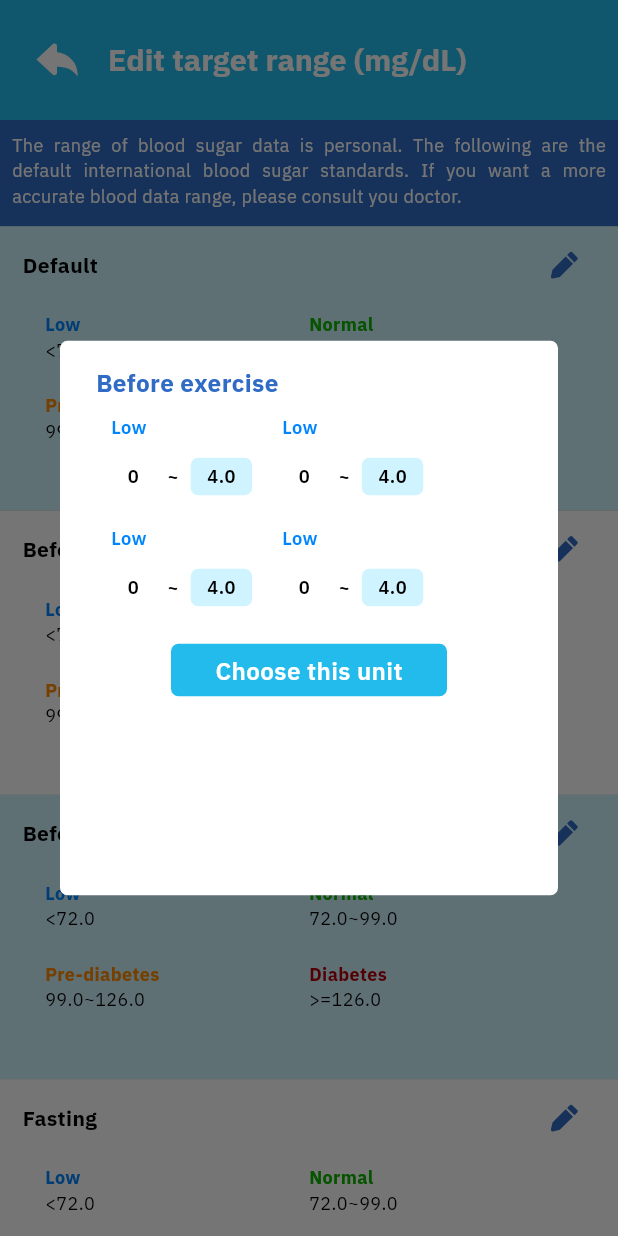
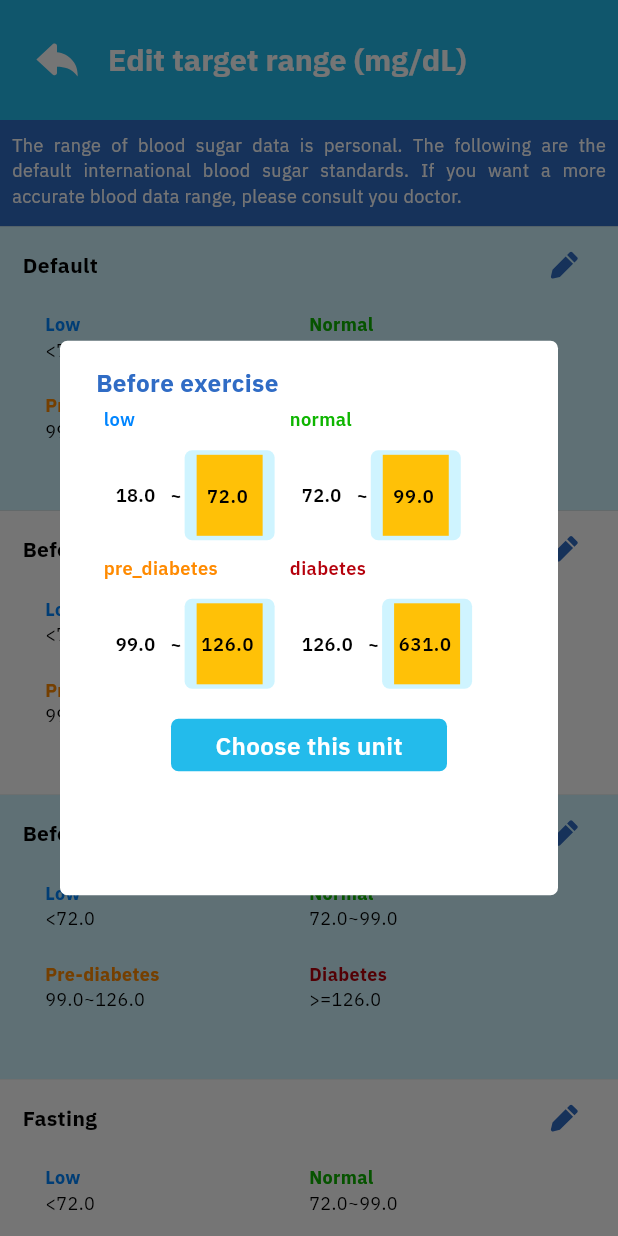
Before and after one commit to Intes-It-Mobile/blood-tracking-app, a Flutter app: the EditRangeScreens screen opened by its route, after a tap on an icon or button, on a phone screen of 412 x 824 dp. Run offline on Flutter 3.47's test engine with Material 2 defaults, Android fonts, the phone set to English and light mode, and no system bars; our stand-ins replace dropdown_button2, fl_chart, flutter_html, flutter_local_notifications, flutter_mobx, flutter_svg and 11 more; missing offline and left inert: android_alarm_manager_plus, excel, flutter_cupertino_datetime_picker, flutter_fgbg, flutter_share; accounts and stored records are empty; generated files the repository leaves out were written again.

Commit message:
edit range

```diff
--- a/alarm/lib/service/notification.dart
+++ b/alarm/lib/service/notification.dart
@@ -1,5 +1,4 @@
 import 'package:alarm/alarm.dart';
-import 'package:android_alarm_manager_plus/android_alarm_manager_plus.dart';
 import 'package:flutter/foundation.dart';
 import 'package:flutter_local_notifications/flutter_local_notifications.dart';
 import 'package:timezone/data/latest_all.dart' as tz;
--- /dev/null
+++ b/lib/views/edit_range/edit_range_dialog.dart
@@ -0,0 +1,116 @@
+import 'package:flutter/cupertino.dart';
+import 'package:flutter/material.dart';
+import 'package:provider/provider.dart';
+
+import '../../constants/app_theme.dart';
+import '../../constants/colors.dart';
+import '../../controllers/stores/sugar_info_store.dart';
+import '../../models/sugar_info/sugar_info.dart';
+import '../../utils/locale/appLocalizations.dart';
+import 'edit_range_item.dart';
+
+class ChangeTargetDialog extends StatefulWidget {
+  int? conditionId;
+  ChangeTargetDialog({super.key, required this.conditionId});
+
+  @override
+  State<ChangeTargetDialog> createState() => _ChangeTargetDialogState();
+}
+
+class _ChangeTargetDialogState extends State<ChangeTargetDialog> {
+  SugarInfoStore? sugarInfoStore;
+  List<SugarAmount> tempCondition = [];
+  @override
+  void didChangeDependencies() {
+    sugarInfoStore = Provider.of<SugarInfoStore>(context, listen: true);
+    sugarInfoStore!.getTempCondition(widget.conditionId!);
+    super.didChangeDependencies();
+  }
+
+  @override
+  Widget build(BuildContext context) {
+    tempCondition = sugarInfoStore!.tempConditionDisplay;
+
+    return AlertDialog(
+      shape: const RoundedRectangleBorder(
+          borderRadius: BorderRadius.all(Radius.circular(5.0))),
+      backgroundColor: Colors.white,
+      surfaceTintColor: Colors.white,
+      content: StatefulBuilder(builder: (context, setModalState) {
+        return Container(
+          height: MediaQuery.of(context).size.height * 0.4,
+          width: 500,
+          child: SingleChildScrollView(
+            child: Column(
+              mainAxisAlignment: MainAxisAlignment.start,
+              crossAxisAlignment: CrossAxisAlignment.start,
+              children: [
+                Text(
+                  "Before exercise",
+                  style: AppTheme.Headline16Text.copyWith(
+                      color: AppColors.AppColor4),
+                ),
+                Wrap(
+                    crossAxisAlignment: WrapCrossAlignment.start,
+                    children: sugarInfoStore!.listRootConditions!.isNotEmpty
+                        ? [
+                            EditRangeItem(
+                                id: tempCondition[0].id,
+                                maxValue: tempCondition[0].maxValue,
+                                status: tempCondition[0].status,
+                                minValue: tempCondition[0].minValue),
+                            EditRangeItem(
+                                id: tempCondition[1].id,
+                                maxValue: tempCondition[1].maxValue,
+                                status: tempCondition[1].status,
+                                minValue: tempCondition[0].maxValue),
+                            EditRangeItem(
+                                id: tempCondition[2].id,
+                                maxValue: tempCondition[2].maxValue,
+                                status: tempCondition[2].status,
+                                minValue: tempCondition[1].maxValue),
+                            EditRangeItem(
+                              id: tempCondition[3].id,
+                              maxValue: tempCondition[3].maxValue,
+                              status: tempCondition[3].status,
+                              minValue: tempCondition[2].maxValue,
+                            ),
+                          ]
+                        : [Container()]),
+                const SizedBox(
+                  height: 15,
+                ),
+                Container(
+                  height: 35,
+                  margin: const EdgeInsets.only(left: 50, right: 50),
+                  decoration: BoxDecoration(
+                    borderRadius: BorderRadius.circular(5),
+                    color: AppColors.AppColor2,
+                  ),
+                  child: Center(
+                    child: Text(
+                      '${AppLocalizations.of(context)!.getTranslate('choose_this_unit')}',
+                      style: AppTheme.TextIntroline16Text,
+                    ),
+                  ),
+                )
+              ],
+            ),
+          ),
+        );
+      }),
+    );
+  }
+
+  List<Widget> builsListItem() {
+    return sugarInfoStore!.tempConditionDisplay.map((e) {
+      return EditRangeItem(
+        id: e.id,
+        maxValue: e.maxValue,
+        minValue: e.minValue,
+        // conditionName: ,
+        status: e.status,
+      );
+    }).toList();
+  }
+}
--- /dev/null
+++ b/lib/views/edit_range/edit_range_item.dart
@@ -0,0 +1,138 @@
+import 'package:flutter/cupertino.dart';
+import 'package:flutter/material.dart';
+import 'package:provider/provider.dart';
+
+import '../../constants/app_theme.dart';
+import '../../constants/colors.dart';
+import '../../controllers/stores/sugar_info_store.dart';
+import '../../models/sugar_info/sugar_info.dart';
+
+class EditRangeItem extends StatefulWidget {
+  String? conditionName;
+  int? id;
+  String? status;
+  double? minValue, maxValue;
+  EditRangeItem(
+      {super.key,
+      this.id,
+      this.conditionName,
+      this.maxValue,
+      this.minValue,
+      this.status});
+
+  @override
+  State<EditRangeItem> createState() => _EditRangeItemState();
+}
+
+class _EditRangeItemState extends State<EditRangeItem> {
+  SugarInfoStore? sugarInfoStore;
+  TextEditingController maxValueController = TextEditingController();
+
+  @override
+  void initState() {
+    maxValueController.text = "${widget.maxValue}";
+    super.initState();
+  }
+
+  @override
+  void didChangeDependencies() {
+    sugarInfoStore = Provider.of<SugarInfoStore>(context, listen: true);
+
+    super.didChangeDependencies();
+  }
+
+  Color? SttTextColor(String? value) {
+    switch (value) {
+      case 'normal':
+        return AppColors.NormalStt;
+      case 'diabetes':
+        return AppColors.DiabetesStt;
+      case 'pre_diabetes':
+        return AppColors.PreDiaStt;
+      case 'low':
+        return AppColors.LowStt;
+      default:
+        return AppColors.LowStt;
+    }
+  }
+
+  setMaxValue(String value) {
+    double doubleValue = double.parse(value);
+    sugarInfoStore!.tempConditionDisplay
+        .where((e) => e.id == widget.id)
+        .first
+        .maxValue = doubleValue;
+
+  }
+
+  @override
+  Widget build(BuildContext context) {
+    return Container(
+      padding: EdgeInsets.all(5),
+      child: Column(
+          mainAxisAlignment: MainAxisAlignment.start,
+          crossAxisAlignment: CrossAxisAlignment.start,
+          children: [
+            Text(
+              "${widget.status}",
+              style: AppTheme.appBodyTextStyle
+                  .copyWith(color: SttTextColor(widget.status)),
+            ),
+            SizedBox(
+              height: 12,
+            ),
+            Row(
+              mainAxisSize: MainAxisSize.min,
+              children: [
+                Container(
+                  padding: EdgeInsets.symmetric(horizontal: 8, vertical: 3),
+                  decoration: BoxDecoration(
+                      color: Colors.white,
+                      borderRadius: BorderRadius.all(Radius.circular(5))),
+                  child: Text("${widget.minValue}",
+                      style: AppTheme.appBodyTextStyle
+                          .copyWith(color: Colors.black)),
+                ),
+                Container(
+                  margin: EdgeInsets.symmetric(horizontal: 2),
+                  child: Text("~",
+                      style: AppTheme.appBodyTextStyle
+                          .copyWith(color: Colors.black)),
+                ),
+                Container(
+                    width: 60,
+                    height: 60,
+                    padding: EdgeInsets.symmetric(horizontal: 8, vertical: 3),
+                    decoration: BoxDecoration(
+                        color: AppColors.AppColor3,
+                        borderRadius: BorderRadius.all(Radius.circular(5))),
+                    child: Container(
+                      color: Colors.amber,
+                      child: Center(
+                        child: TextField(
+                          controller: maxValueController,
+                          textAlign: TextAlign.center,
+                          // onChanged: setMaxValue(maxValueController.text),
+                          onSubmitted: setMaxValue(maxValueController.text),
+                          decoration: InputDecoration(
+                              contentPadding: EdgeInsets.symmetric(vertical: 1),
+                              border: InputBorder.none,
+                              hintText: "${widget.maxValue}",
+                              hintStyle: AppTheme.appBodyTextStyle
+                                  .copyWith(color: Colors.black)),
+                          style: AppTheme.appBodyTextStyle
+                              .copyWith(color: Colors.black),
+                        ),
+                      ),
+                    )
+
+                    // Text("${widget.maxValue}",
+                    //     style: AppTheme.appBodyTextStyle
+                    //         .copyWith(color: Colors.black)),
+                    ),
+              ],
+            )
+          ]),
+    );
+  }
+}
--- a/lib/views/edit_range/edit_range_screens.dart
+++ b/lib/views/edit_range/edit_range_screens.dart
@@ -14,6 +14,8 @@ import '../../models/sugar_info/sugar_info.dart';
 import '../../utils/locale/appLocalizations.dart';
 import 'package:flutter/services.dart' as rootBundle;
 
+import 'edit_range_dialog.dart';
+
 class EditRangeScreens extends StatefulWidget {
   const EditRangeScreens({Key? key}) : super(key: key);
 
@@ -28,6 +30,7 @@ class _EditRangeScreensState extends State<EditRangeScreens> {
   @override
   void didChangeDependencies() {
     sugarInfoStore = Provider.of<SugarInfoStore>(context, listen: true);
+
     listRootConditions = sugarInfoStore!.listRootConditions;
     // TODO: implement didChangeDependencies
     super.didChangeDependencies();
@@ -329,148 +332,3 @@ class _EditRangeScreensState extends State<EditRangeScreens> {
     );
   }
 }
-
-class ChangeTargetDialog extends StatefulWidget {
-  int? conditionId;
-  ChangeTargetDialog({super.key, required this.conditionId});
-
-  @override
-  State<ChangeTargetDialog> createState() => _ChangeTargetDialogState();
-}
-
-class _ChangeTargetDialogState extends State<ChangeTargetDialog> {
-  SugarInfoStore? sugarInfoStore;
-
-  @override
-  void didChangeDependencies() {
-    sugarInfoStore = Provider.of<SugarInfoStore>(context, listen: true);
-    super.didChangeDependencies();
-  }
-
-  @override
-  Widget build(BuildContext context) {
-    return AlertDialog(
-      shape: const RoundedRectangleBorder(
-          borderRadius: BorderRadius.all(Radius.circular(5.0))),
-      backgroundColor: Colors.white,
-      surfaceTintColor: Colors.white,
-      content: StatefulBuilder(builder: (context, setModalState) {
-        return Container(
-          height: MediaQuery.of(context).size.height * 0.4,
-          width: 400,
-          child: SingleChildScrollView(
-            child: Column(
-              mainAxisAlignment: MainAxisAlignment.start,
-              crossAxisAlignment: CrossAxisAlignment.start,
-              children: [
-                Text(
-                  "Before exercise",
-                  style: AppTheme.Headline16Text.copyWith(
-                      color: AppColors.AppColor4),
-                ),
-                Wrap(children: [
-                  EditRangeItem(),
-                  EditRangeItem(),
-                  EditRangeItem(),
-                  EditRangeItem(),
-                ]),
-                const SizedBox(
-                  height: 15,
-                ),
-                Container(
-                  height: 35,
-                  margin: const EdgeInsets.only(left: 50, right: 50),
-                  decoration: BoxDecoration(
-                    borderRadius: BorderRadius.circular(5),
-                    color: AppColors.AppColor2,
-                  ),
-                  child: Center(
-                    child: Text(
-                      '${AppLocalizations.of(context)!.getTranslate('choose_this_unit')}',
-                      style: AppTheme.TextIntroline16Text,
-                    ),
-                  ),
-                )
-              ],
-            ),
-          ),
-        );
-      }),
-    );
-  }
-
-  List<Widget> builsListItem() {
-    return sugarInfoStore!.listRootConditions!
-        .where((e) => e.id == widget.conditionId)
-        .first
-        .sugarAmount!
-        .map((e) {
-      return EditRangeItem();
-    }).toList();
-  }
-}
-
-class EditRangeItem extends StatefulWidget {
-  String? conditionName;
-  int? conditionId;
-
-  EditRangeItem({
-    super.key,
-    this.conditionId,
-    this.conditionName,
-  });
-
-  @override
-  State<EditRangeItem> createState() => _EditRangeItemState();
-}
-
-class _EditRangeItemState extends State<EditRangeItem> {
-  @override
-  Widget build(BuildContext context) {
-    return Container(
-      padding: EdgeInsets.all(10),
-      child: Column(
-          mainAxisAlignment: MainAxisAlignment.start,
-          crossAxisAlignment: CrossAxisAlignment.start,
-          children: [
-            Text(
-              "Low",
-              style:
-                  AppTheme.appBodyTextStyle.copyWith(color: AppColors.LowStt),
-            ),
-            SizedBox(
-              height: 12,
-            ),
-            Row(
-              mainAxisSize: MainAxisSize.min,
-              children: [
-                Container(
-                  padding: EdgeInsets.symmetric(horizontal: 11, vertical: 4),
-                  decoration: BoxDecoration(
-                      color: Colors.white,
-                      borderRadius: BorderRadius.all(Radius.circular(5))),
-                  child: Text("0",
-                      style: AppTheme.appBodyTextStyle
-                          .copyWith(color: Colors.black)),
-                ),
-                Container(
-                  margin: EdgeInsets.symmetric(horizontal: 8),
-                  child: Text("~",
-                      style: AppTheme.appBodyTextStyle
-                          .copyWith(color: Colors.black)),
-                ),
-                Container(
-                  padding: EdgeInsets.symmetric(horizontal: 11, vertical: 4),
-                  decoration: BoxDecoration(
-                      color: AppColors.AppColor3,
-                      borderRadius: BorderRadius.all(Radius.circular(5))),
-                  child: Text("4.0",
-                      style: AppTheme.appBodyTextStyle
-                          .copyWith(color: Colors.black)),
-                ),
-              ],
-            )
-          ]),
-    );
-  }
-}
--- a/lib/views/edit_range/edit_range_screens_item.dart
+++ b/lib/views/edit_range/edit_range_screens_item.dart
@@ -27,7 +27,7 @@ class EditRangeScreenItem extends StatefulWidget {
 class _EditRangeScreenItemState extends State<EditRangeScreenItem> {
 
   String? getTitle(String? value) {
-    return AppLocalizations.of(context)!.getTranslate('${value}');
+    return AppLocalizations.of(context).getTranslate('${value}');
   }
   @override
   Widget build(BuildContext context) {
```
Also changed, not shown: lib/controllers/stores/edit_record_store.dart (+1 -6 lines), lib/controllers/stores/sugar_info_store.dart (+26 -16 lines), lib/views/home/chart_widget/chart_widget.dart (+8 -8 lines), lib/views/record/edit_record_screen.dart (+4 -5 lines).
